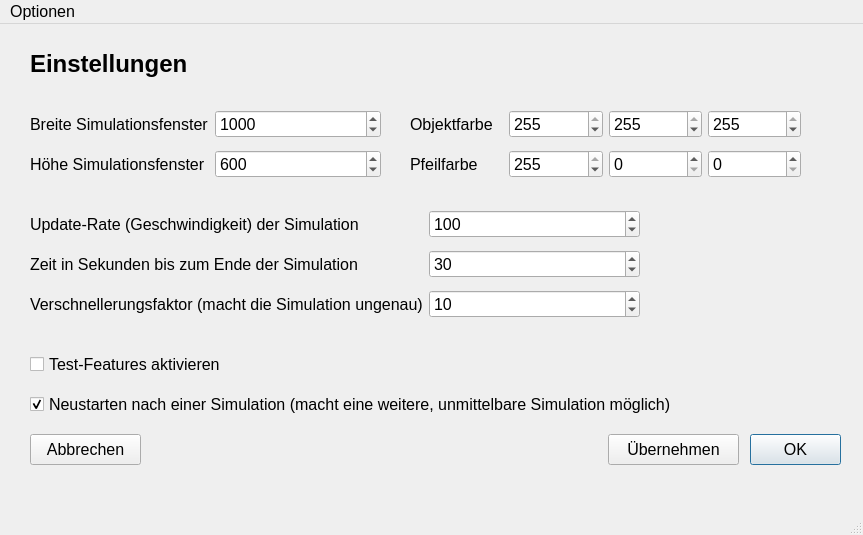
Qt form ui/settings.ui (fflopsi/twobodyproblem) before a commit.
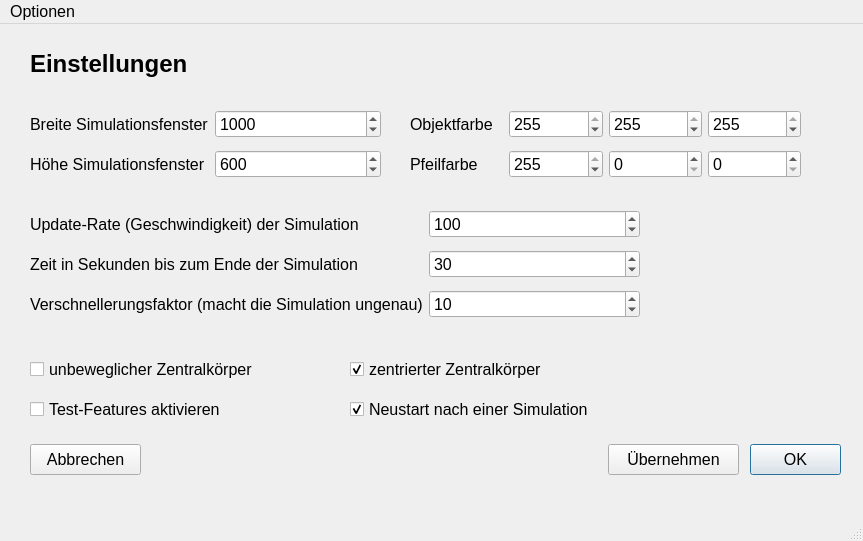
The same form after that commit.

Commit message: add options for centered and unmoving central

What changed in the file:
```diff
--- a/ui/settings.ui
+++ b/ui/settings.ui
@@ -7,7 +7,7 @@
     <x>0</x>
     <y>0</y>
     <width>863</width>
-    <height>535</height>
+    <height>541</height>
    </rect>
   </property>
   <property name="font">
@@ -23,7 +23,7 @@
     <property name="geometry">
      <rect>
       <x>750</x>
-      <y>410</y>
+      <y>420</y>
       <width>91</width>
       <height>31</height>
      </rect>
@@ -42,7 +42,7 @@
     <property name="geometry">
      <rect>
       <x>608</x>
-      <y>410</y>
+      <y>420</y>
       <width>131</width>
       <height>31</height>
      </rect>
@@ -55,7 +55,7 @@
     <property name="geometry">
      <rect>
       <x>30</x>
-      <y>410</y>
+      <y>420</y>
       <width>111</width>
       <height>31</height>
      </rect>
@@ -227,14 +227,14 @@
    <widget class="QCheckBox" name="do_restart">
     <property name="geometry">
      <rect>
-      <x>30</x>
-      <y>360</y>
-      <width>821</width>
-      <height>41</height>
+      <x>350</x>
+      <y>370</y>
+      <width>311</width>
+      <height>31</height>
      </rect>
     </property>
     <property name="text">
-     <string>Neustarten nach einer Simulation (macht eine weitere, unmittelbare Simulation möglich)</string>
+     <string>Neustart nach einer Simulation</string>
     </property>
     <property name="checked">
      <bool>true</bool>
@@ -244,9 +244,9 @@
     <property name="geometry">
      <rect>
       <x>30</x>
-      <y>330</y>
-      <width>401</width>
-      <height>20</height>
+      <y>370</y>
+      <width>251</width>
+      <height>31</height>
      </rect>
     </property>
     <property name="text">
@@ -325,6 +325,59 @@
      </item>
     </layout>
    </widget>
+   <widget class="QCheckBox" name="do_central_unmoving">
+    <property name="geometry">
+     <rect>
+      <x>30</x>
+      <y>330</y>
+      <width>291</width>
+      <height>31</height>
+     </rect>
+    </property>
+    <property name="toolTip">
+     <string>&lt;html&gt;&lt;head/&gt;&lt;body&gt;&lt;p&gt;Bei Aktivieren dieses Feldes werden die Kräfte, die auf den Zentralkörper wirken, vernachlässigt werden. Somit wird er unbeweglich im Zentrum der Visualisierung stehen.&lt;/p&gt;&lt;/body&gt;&lt;/html&gt;</string>
+    </property>
+    <property name="statusTip">
+     <string>noch nicht funktional</string>
+    </property>
+    <property name="text">
+     <string>unbeweglicher Zentralkörper</string>
+    </property>
+   </widget>
+   <widget class="QCheckBox" name="do_central_centered">
+    <property name="geometry">
+     <rect>
+      <x>350</x>
+      <y>330</y>
+      <width>251</width>
+      <height>31</height>
+     </rect>
+    </property>
+    <property name="toolTip">
+     <string>&lt;html&gt;&lt;head/&gt;&lt;body&gt;&lt;p&gt;Der Zentralkörper wird bei Aktivieren dieses Feldes immer in der Mitte der Visualisierung angezeigt werden.&lt;/p&gt;&lt;/body&gt;&lt;/html&gt;</string>
+    </property>
+    <property name="toolTipDuration">
+     <number>-1</number>
+    </property>
+    <property name="statusTip">
+     <string>noch nicht funktional</string>
+    </property>
+    <property name="whatsThis">
+     <string/>
+    </property>
+    <property name="accessibleName">
+     <string/>
+    </property>
+    <property name="accessibleDescription">
+     <string/>
+    </property>
+    <property name="text">
+     <string>zentrierter Zentralkörper</string>
+    </property>
+    <property name="checked">
+     <bool>true</bool>
+    </property>
+   </widget>
   </widget>
   <widget class="QMenuBar" name="menubar">
    <property name="geometry">
```
Left out of the diff: 20 changed lines with no effect on the pictures.
